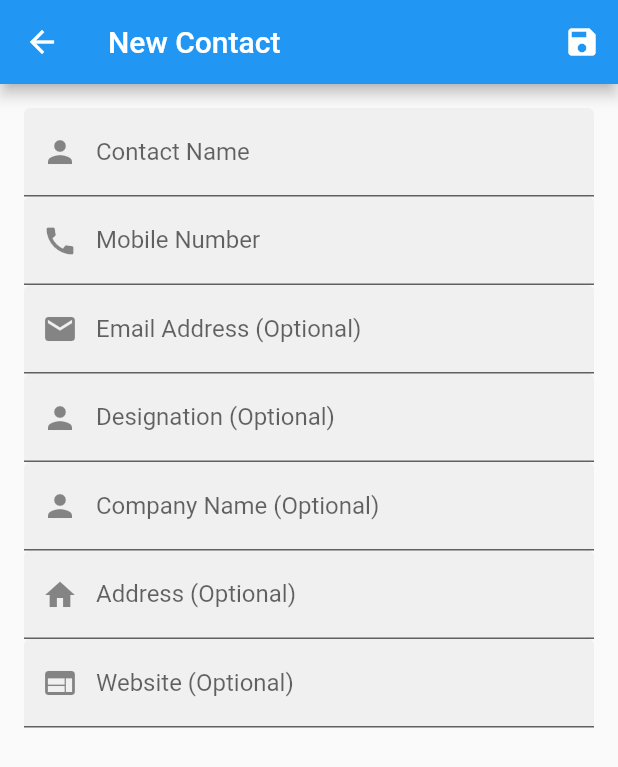
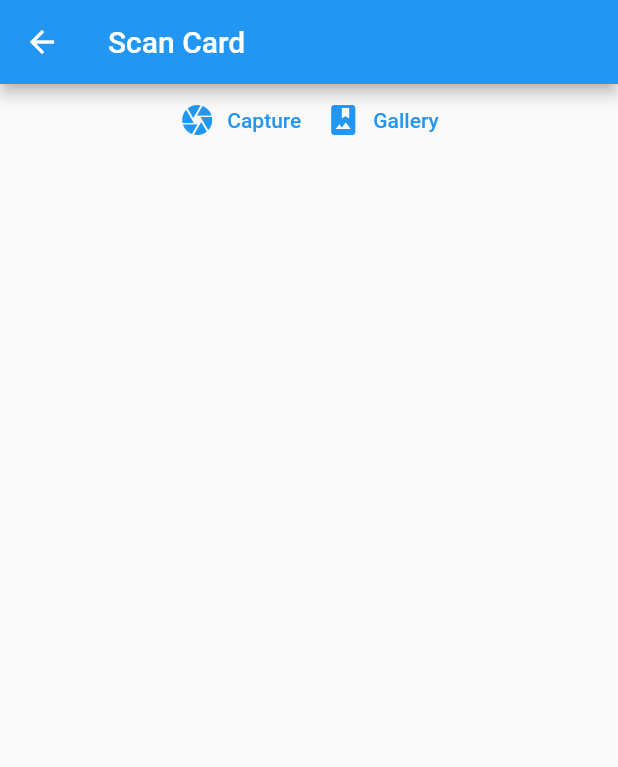
Before and after one commit to zahid2873/contact_app, a Flutter app: the screen it shows after launch, after a tap on the "add" icon, on a phone screen of 412 x 824 dp. Shown: the top 767 px of the screen. Run offline on Flutter 3.47's test engine with Material 2 defaults, Android fonts, the phone set to English and light mode, and no system bars; our stand-ins replace image_picker, sqflite; missing offline and left inert: google_ml_kit; accounts and stored records are empty.

Commit message:
scan card commit

```diff
--- a/lib/main.dart
+++ b/lib/main.dart
@@ -7,6 +7,7 @@ import 'package:flutter/material.dart';
 import 'package:provider/provider.dart';
 
 import 'pages/home_pages.dart';
+import 'pages/scan_page.dart';
 
 void main() {
   runApp( ChangeNotifierProvider(
@@ -29,6 +30,7 @@ class MyApp extends StatelessWidget {
       initialRoute: HomePage.routeName,
       routes: {
         HomePage.routeName : (context)=>HomePage(),
+        ScanPage.routeName : (context)=>ScanPage(),
         ContactFormPage.routeName :(context)=>ContactFormPage(),
         ContactDetailsPage.routeName : (context) =>ContactDetailsPage(),
       },
--- a/lib/pages/home_pages.dart
+++ b/lib/pages/home_pages.dart
@@ -1,6 +1,7 @@
 import 'package:contactapp/models/contact_model.dart';
 import 'package:contactapp/pages/contact_details-page.dart';
 import 'package:contactapp/pages/contact_form_page.dart';
+import 'package:contactapp/pages/scan_page.dart';
 import 'package:contactapp/providers/contact_provider.dart';
 import 'package:flutter/material.dart';
 import 'package:provider/provider.dart';
@@ -26,7 +27,7 @@ class _HomePageState extends State<HomePage> {
       floatingActionButtonLocation: FloatingActionButtonLocation.centerDocked,
       floatingActionButton: FloatingActionButton(
         onPressed: (){
-          Navigator.pushNamed(context, ContactFormPage.routeName);
+          Navigator.pushNamed(context, ScanPage.routeName);
         },
         child: const Icon(Icons.add),
       ),
--- /dev/null
+++ b/lib/pages/scan_page.dart
@@ -0,0 +1,78 @@
+import 'dart:io';
+
+import 'package:flutter/material.dart';
+import 'package:google_ml_kit/google_ml_kit.dart';
+import 'package:image_picker/image_picker.dart';
+
+class ScanPage extends StatefulWidget {
+  static const String routeName= '/scan';
+  const ScanPage({Key? key}) : super(key: key);
+
+  @override
+  State<ScanPage> createState() => _ScanPageState();
+}
+
+class _ScanPageState extends State<ScanPage> {
+  List<String> lines= [];
+  @override
+  Widget build(BuildContext context) {
+    return Scaffold(
+      appBar: AppBar(
+        title: Text("Scan Card"),
+      ),
+      body: ListView(
+        children: [
+          Row(
+            mainAxisAlignment: MainAxisAlignment.center,
+            children: [
+              TextButton.icon(onPressed: (){
+                getImage(ImageSource.camera);
+              }, icon: const Icon(Icons.camera), label: const Text("Capture")),
+              TextButton.icon(onPressed: (){
+                getImage(ImageSource.gallery);
+              }, icon: const Icon(Icons.photo_album), label: const Text("Gallery")),
+            ],
+          ),
+          Wrap(
+            children: lines.map((line) => LineItem(line: line,)).toList(),
+          )
+        ],
+      ),
+    );
+  }
+
+  Future<void> getImage(ImageSource source) async{
+    final pickedFile  = await ImagePicker().pickImage(source: source);
+    if(pickedFile !=null){
+      final textRecognizer = GoogleMlKit.vision.textRecognizer();
+      final recognizedText = await textRecognizer
+          .processImage(InputImage.fromFile(File(pickedFile.path)));
+      // setState(() {
+      //   isScanOver = true;
+      // });
+      final tempList = <String>[];
+      for (var block in recognizedText.blocks) {
+        for (var line in block.lines) {
+          tempList.add(line.text);
+        }
+      }
+      print(tempList);
+      setState(() {
+        lines = tempList;
+      });
+    }
+  }
+}
+
+
+class LineItem extends StatelessWidget {
+  final String line;
+  const LineItem({Key? key,required this.line}) : super(key: key);
+
+  @override
+  Widget build(BuildContext context) {
+    return Chip(
+      label: Text(line),
+    );
+  }
+}
--- a/pubspec.yaml
+++ b/pubspec.yaml
@@ -39,6 +39,8 @@ dependencies:
   sqflite: ^2.2.6
   provider: ^6.0.5
   url_launcher:
+  image_picker:
+  google_ml_kit:
 
 dev_dependencies:
   flutter_test:
```
Also changed, not shown: pubspec.lock, 1 other file.
